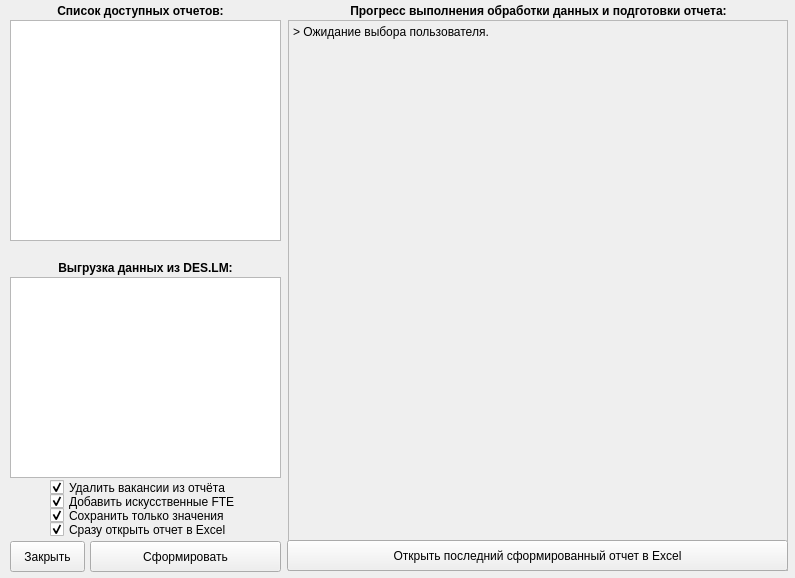
The window that Qt5Project/Windows.ui (DIVIGL1/DES.LM.Reports) describes before a commit, drawn with Qt 5.
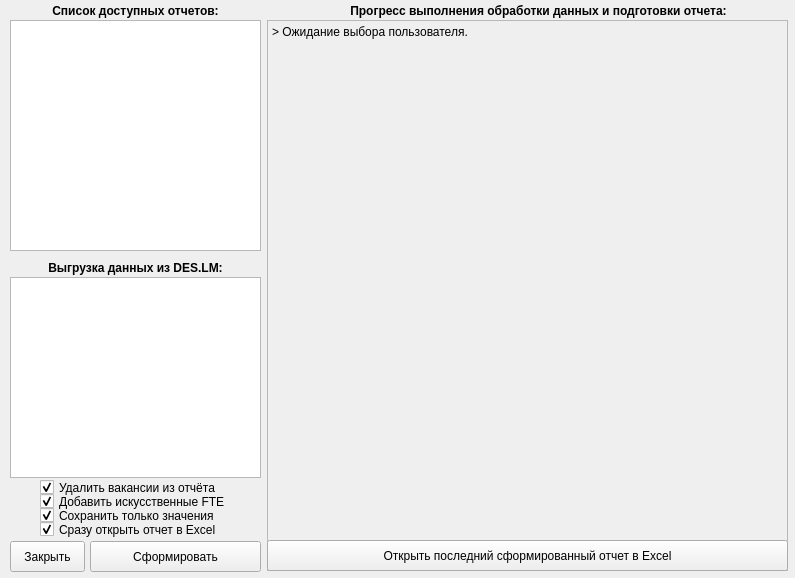
The same window after the commit.

Commit message:
Cosmetic interface changes
Changed the size of the form elements.
Reduced display of information about the data processing process.

The edit to the form file:
```diff
--- a/Qt5Project/Windows.ui
+++ b/Qt5Project/Windows.ui
@@ -50,7 +50,7 @@
     </property>
     <property name="geometry">
      <rect>
-      <x>50</x>
+      <x>40</x>
       <y>479</y>
       <width>221</width>
       <height>17</height>
@@ -90,16 +90,10 @@
      <rect>
       <x>90</x>
       <y>541</y>
-      <width>191</width>
+      <width>171</width>
       <height>31</height>
      </rect>
     </property>
-    <property name="minimumSize">
-     <size>
-      <width>191</width>
-      <height>23</height>
-     </size>
-    </property>
     <property name="text">
      <string>Сформировать</string>
     </property>
@@ -115,8 +109,8 @@
      <rect>
       <x>10</x>
       <y>20</y>
-      <width>271</width>
-      <height>221</height>
+      <width>251</width>
+      <height>231</height>
      </rect>
     </property>
     <property name="styleSheet">
@@ -131,7 +125,7 @@
      <rect>
       <x>10</x>
       <y>3</y>
-      <width>261</width>
+      <width>251</width>
       <height>16</height>
      </rect>
     </property>
@@ -165,7 +159,7 @@
      <rect>
       <x>10</x>
       <y>277</y>
-      <width>271</width>
+      <width>251</width>
       <height>201</height>
      </rect>
     </property>
@@ -178,7 +172,7 @@
      <rect>
       <x>10</x>
       <y>260</y>
-      <width>271</width>
+      <width>251</width>
       <height>16</height>
      </rect>
     </property>
@@ -213,9 +207,9 @@
     </property>
     <property name="geometry">
      <rect>
-      <x>288</x>
+      <x>267</x>
       <y>20</y>
-      <width>500</width>
+      <width>521</width>
       <height>551</height>
      </rect>
     </property>
@@ -266,7 +260,7 @@
     </property>
     <property name="geometry">
      <rect>
-      <x>50</x>
+      <x>40</x>
       <y>521</y>
       <width>221</width>
       <height>17</height>
@@ -291,9 +285,9 @@
    <widget class="QPushButton" name="pushButtonOpenLastReport">
     <property name="geometry">
      <rect>
-      <x>287</x>
+      <x>267</x>
       <y>540</y>
-      <width>501</width>
+      <width>521</width>
       <height>31</height>
      </rect>
     </property>
@@ -322,7 +316,7 @@
     </property>
     <property name="geometry">
      <rect>
-      <x>50</x>
+      <x>40</x>
       <y>507</y>
       <width>221</width>
       <height>17</height>
@@ -350,7 +344,7 @@
     </property>
     <property name="geometry">
      <rect>
-      <x>50</x>
+      <x>40</x>
       <y>493</y>
       <width>221</width>
       <height>17</height>
```
The commit also changes 2 other files.
